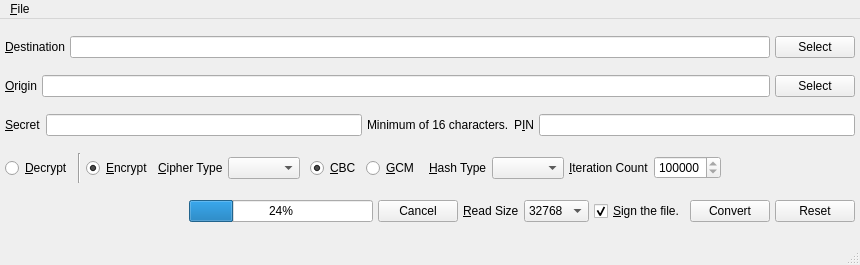
Above: branches/trunk/UI/encryptfile.ui from textbrowser/spot-on before the change. Below: the same form after it.
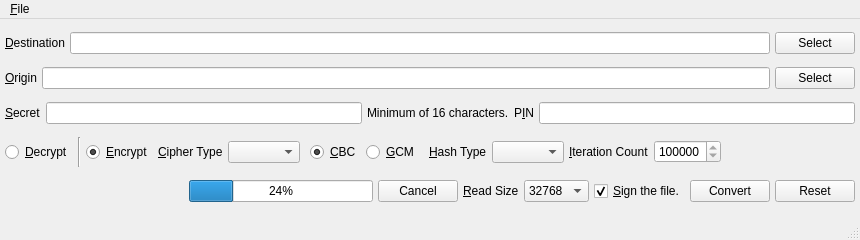
That is the form after the change. Icons and pictures are not drawn.

```diff
--- a/branches/trunk/UI/encryptfile.ui
+++ b/branches/trunk/UI/encryptfile.ui
@@ -7,7 +7,7 @@
     <x>0</x>
     <y>0</y>
     <width>860</width>
-    <height>265</height>
+    <height>240</height>
    </rect>
   </property>
   <property name="windowIcon">
```
